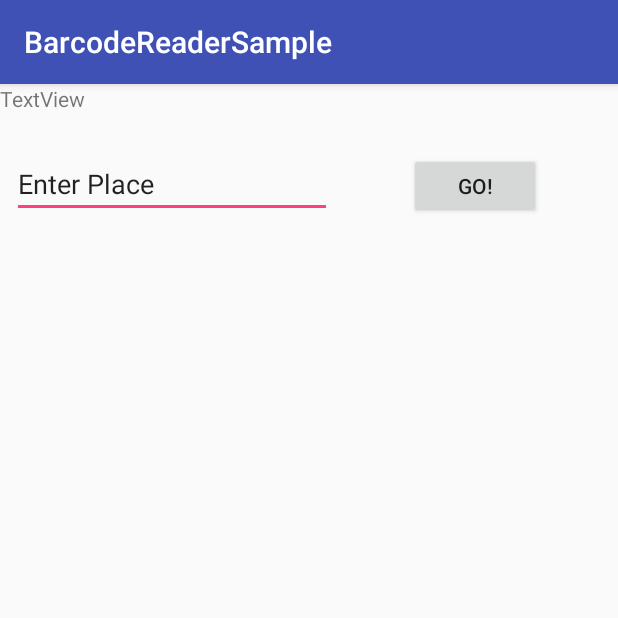
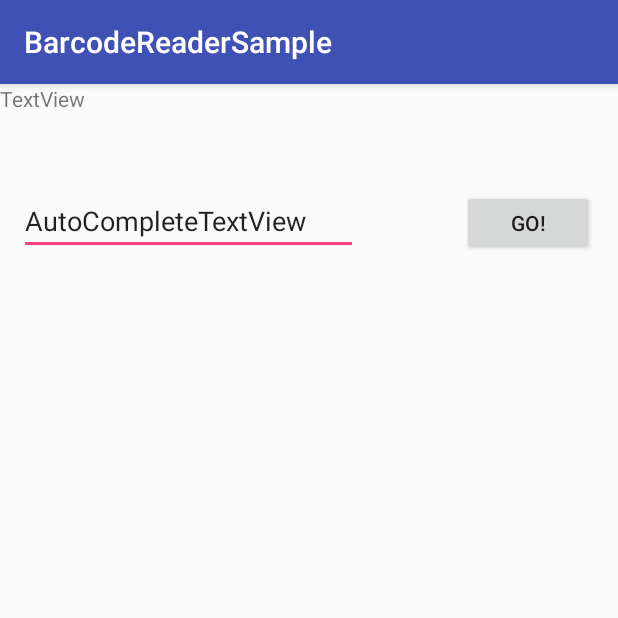
Before and after one commit to TrevorTWX/HackGT2018, an Android app: the NewPlace screen opened directly, with no data from a screen before it, on a phone screen of 412 x 824 dp, the top half of it. Run offline under Robolectric (Android 15) with nearby library versions, the phone set to English and light mode, and no system bars.

Commit message:
dropdown menu done

```diff
--- a/android_trevor/BarcodeReaderSample-master/app/src/main/java/com/varvet/barcodereadersample/NewPlace.java
+++ b/android_trevor/BarcodeReaderSample-master/app/src/main/java/com/varvet/barcodereadersample/NewPlace.java
@@ -3,7 +3,10 @@ package com.varvet.barcodereadersample;
 import android.content.Intent;
 import android.support.v7.app.AppCompatActivity;
 import android.os.Bundle;
+import android.support.v7.widget.AppCompatAutoCompleteTextView;
 import android.view.View;
+import android.widget.ArrayAdapter;
+import android.widget.AutoCompleteTextView;
 import android.widget.Button;
 import android.widget.TextView;
 
@@ -14,13 +17,18 @@ public class NewPlace extends AppCompatActivity {
         super.onCreate(savedInstanceState);
         setContentView(R.layout.activity_new_place);
 
-        final TextView userInput = findViewById(R.id.new_place);
-
         Button button = findViewById(R.id.new_place_button);
 
-        userInput.setOnClickListener(new View.OnClickListener(){
+        String[] places = {"dairy","books","home","deli"};
+        ArrayAdapter<String> adapter = new ArrayAdapter<String>(this, android.R.layout.select_dialog_item, places);
+        final AutoCompleteTextView autoTextView = findViewById(R.id.autoCompleteTextView);
+
+        autoTextView.setThreshold(3);
+        autoTextView.setAdapter(adapter);
+
+        autoTextView.setOnClickListener(new View.OnClickListener(){
             public void onClick(View arg0){
-                userInput.setText("");
+                autoTextView.setText("");
             }
         });
 
@@ -28,7 +36,7 @@ public class NewPlace extends AppCompatActivity {
         button.setOnClickListener(new View.OnClickListener() {
             public void onClick(View arg0) {
 
-                String user_input_string = userInput.getText().toString();
+                String user_input_string = autoTextView.getText().toString();
 
                 TextView debug_view = findViewById(R.id.debug);
                 debug_view.setText(user_input_string);
@@ -39,5 +47,7 @@ public class NewPlace extends AppCompatActivity {
                 startActivity(myIntent);
             }
         });
+
+
     }
 }
--- a/android_trevor/BarcodeReaderSample-master/app/src/main/res/layout/activity_new_place.xml
+++ b/android_trevor/BarcodeReaderSample-master/app/src/main/res/layout/activity_new_place.xml
@@ -6,29 +6,14 @@
     android:layout_height="match_parent"
     tools:context=".NewPlace">
 
-    <EditText
-        android:id="@+id/new_place"
-        android:layout_width="wrap_content"
-        android:layout_height="wrap_content"
-        android:layout_marginStart="8dp"
-        android:layout_marginTop="44dp"
-        android:ems="10"
-        android:inputType="textPersonName"
-        android:text="Enter Place"
-        app:layout_constraintStart_toStartOf="parent"
-        app:layout_constraintTop_toTopOf="parent"
-        tools:text="Enter Place" />
-
     <Button
         android:id="@+id/new_place_button"
         android:layout_width="wrap_content"
         android:layout_height="44dp"
-        android:layout_marginEnd="8dp"
-        android:layout_marginStart="8dp"
+        android:layout_marginEnd="16dp"
         android:text="GO!"
-        app:layout_constraintBaseline_toBaselineOf="@+id/new_place"
-        app:layout_constraintEnd_toEndOf="parent"
-        app:layout_constraintStart_toEndOf="@+id/new_place" />
+        app:layout_constraintBaseline_toBaselineOf="@+id/autoCompleteTextView"
+        app:layout_constraintEnd_toEndOf="parent" />
 
     <TextView
         android:id="@+id/debug"
@@ -37,4 +22,20 @@
         android:text="TextView"
         tools:layout_editor_absoluteX="162dp"
         tools:layout_editor_absoluteY="312dp" />
+
+    <AutoCompleteTextView
+        android:id="@+id/autoCompleteTextView"
+        android:layout_width="226dp"
+        android:layout_height="wrap_content"
+        android:layout_marginBottom="8dp"
+        android:layout_marginEnd="8dp"
+        android:layout_marginStart="8dp"
+        android:layout_marginTop="8dp"
+        android:text="AutoCompleteTextView"
+        app:layout_constraintBottom_toBottomOf="parent"
+        app:layout_constraintEnd_toStartOf="@+id/new_place_button"
+        app:layout_constraintHorizontal_bias="0.071"
+        app:layout_constraintStart_toStartOf="parent"
+        app:layout_constraintTop_toTopOf="parent"
+        app:layout_constraintVertical_bias="0.086" />
 </android.support.constraint.ConstraintLayout>
```
